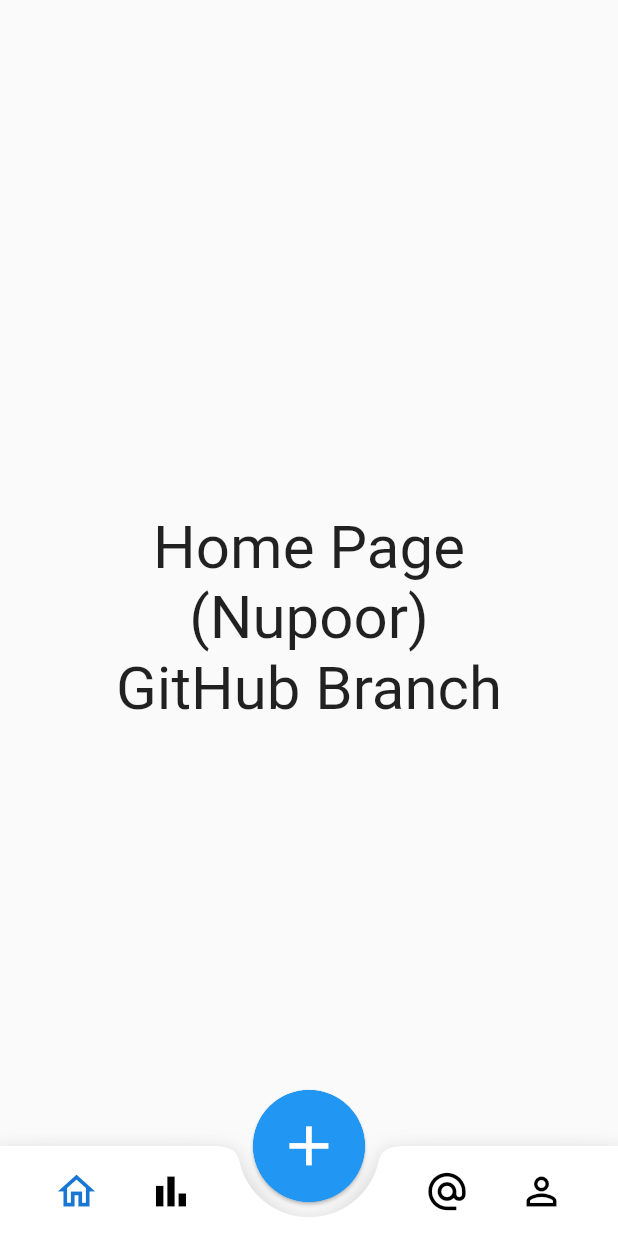
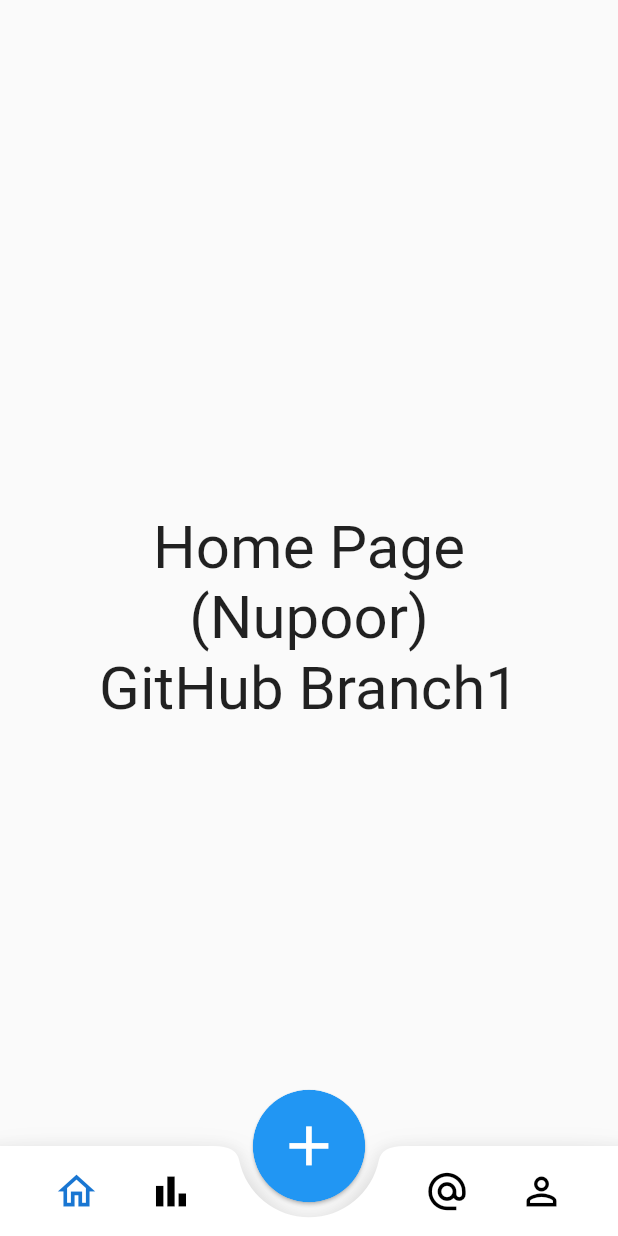
Before and after one commit to AadityaCholayil/DietMate, a Flutter app: the screen it shows after launch, on a phone screen of 412 x 824 dp. Run offline on Flutter 3.47's test engine with Material 2 defaults, Android fonts, the phone set to English and light mode, and no system bars; our stand-ins replace preload_page_view.

Commit message:
nupoor github branch1

```diff
--- a/lib/pages/homepage.dart
+++ b/lib/pages/homepage.dart
@@ -11,7 +11,7 @@
     return Scaffold(
       body: Center(
           child: Text(
-            'Home Page\n(Nupoor)\nGitHub Branch',
+            'Home Page\n(Nupoor)\nGitHub Branch1',
             style: TextStyle(
               fontSize: 40,
             ),
```
